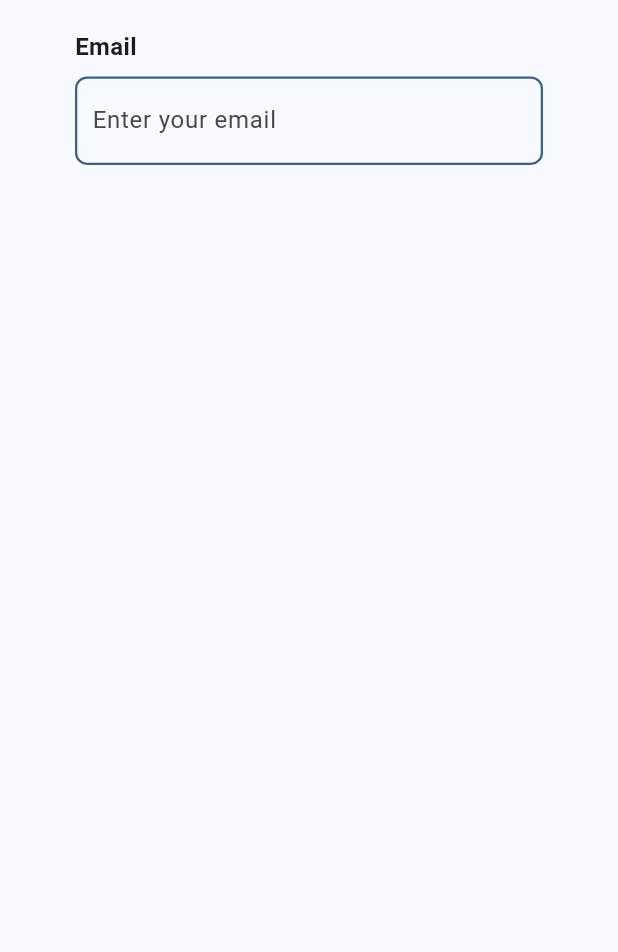
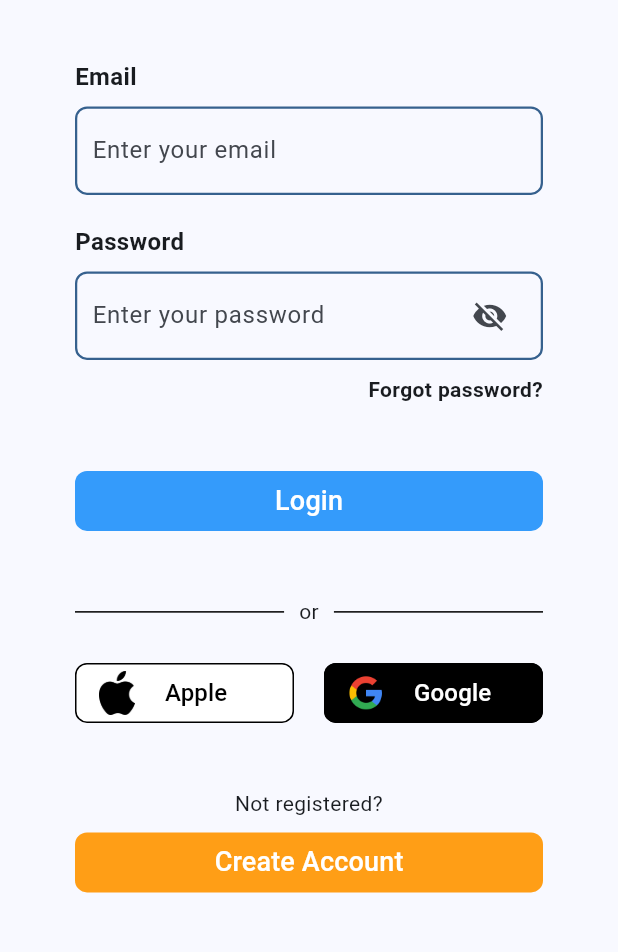
Before and after one commit to amarosv/SongSwipe, a Flutter app: the screen it shows after launch, after a tap on "Login", on a phone screen of 412 x 824 dp, the part 232-1184 px from its top. Run offline on Flutter 3.47's test engine with Material 3 defaults, Android fonts, the phone set to English and light mode, and no system bars; our stand-ins replace flutter_riverpod, go_router, shared_preferences; generated files the repository leaves out were written again.

Commit message:
UI del login hecho

```diff
--- a/lib/config/languages/app_en.arb
+++ b/lib/config/languages/app_en.arb
@@ -11,5 +11,7 @@
     "login": "login",
     "spanish": "spanish",
     "english": "english",
-    "italian": "italian"
+    "italian": "italian",
+    "forgot_password": "forgot password?",
+    "not_registered": "not registered?"
 }
--- a/lib/config/languages/app_es.arb
+++ b/lib/config/languages/app_es.arb
@@ -11,5 +11,7 @@
     "login": "iniciar sesión",
     "spanish": "español",
     "english": "inglés",
-    "italian": "italiano"
+    "italian": "italiano",
+    "forgot_password": "recuperar contraseña",
+    "not_registered": "no tengo cuenta"
 }
--- a/lib/config/languages/app_it.arb
+++ b/lib/config/languages/app_it.arb
@@ -11,5 +11,7 @@
     "login": "login",
     "spanish": "spagnolo",
     "english": "inglese",
-    "italian": "italiano"
+    "italian": "italiano",
+    "forgot_password": "ha dimenticato la password?",
+    "not_registered": "non registrato?"
 }
--- a/lib/presentation/views/login_view.dart
+++ b/lib/presentation/views/login_view.dart
@@ -1,8 +1,8 @@
 import 'package:flutter/material.dart';
 import 'package:flutter_gen/gen_l10n/app_localizations.dart';
+import 'package:go_router/go_router.dart';
 import 'package:songswipe/helpers/export_helpers.dart';
 import 'package:songswipe/presentation/widgets/export_widgets.dart';
-
 
 class LoginView extends StatefulWidget {
   // Función para cambiar el lenguaje
@@ -38,11 +38,13 @@ class _LoginViewState extends State<LoginView> {
     super.dispose();
   }
 
-
   @override
   Widget build(BuildContext context) {
     // Constante que almacena la localización de la app
     final localization = AppLocalizations.of(context)!;
+
+    final size = MediaQuery.of(context).size;
+    final width = size.width;
 
     return Scaffold(
       body: SafeArea(
@@ -50,7 +52,9 @@ class _LoginViewState extends State<LoginView> {
           child: Column(
             children: [
               // Dropdown para los idiomas
-              CustomDropdownLanguage(onChangeLanguage: widget.onChangeLanguage,),
+              CustomDropdownLanguage(
+                onChangeLanguage: widget.onChangeLanguage,
+              ),
 
               const SizedBox(height: 10),
 
@@ -63,17 +67,113 @@ class _LoginViewState extends State<LoginView> {
                 ),
               ),
 
-              const SizedBox(height: 20),
+              const SizedBox(height: 40),
 
               // CustomTextField para el email
               CustomTextfield(
-                title: capitalizeFirstLetter(
-                    text: localization.email),
+                title: capitalizeFirstLetter(text: localization.email),
+                padding: EdgeInsets.symmetric(horizontal: 50),
+                placeholder:
+                    capitalizeFirstLetter(text: localization.email_placeholder),
+                textEditingController: emailController,
+              ),
+
+              const SizedBox(height: 20),
+
+              // CustomTextField para la contraseña
+              CustomTextfield(
+                title: capitalizeFirstLetter(text: localization.password),
                 padding: EdgeInsets.symmetric(horizontal: 50),
                 placeholder: capitalizeFirstLetter(
-                    text: localization.email_placeholder),
-                textEditingController: emailController,
+                    text: localization.password_placeholder),
+                textEditingController: passwordController,
+                isPassword: true,
               ),
+
+              const SizedBox(height: 10),
+
+              // Texto para recuperar contraseña
+              Padding(
+                padding: const EdgeInsets.symmetric(horizontal: 50),
+                child: SizedBox(
+                  width: width,
+                  child: Text(
+                    capitalizeFirstLetter(text: localization.forgot_password),
+                    textAlign: TextAlign.end,
+                    style: TextStyle(fontSize: 14, fontWeight: FontWeight.bold),
+                  ),
+                ),
+              ),
+
+              const SizedBox(
+                height: 40,
+              ),
+
+              CustomButton(
+                  backgroundColor: Color(0xFF349BFB),
+                  onPressed: () {},
+                  text: capitalizeFirstLetter(text: localization.login)),
+
+              const SizedBox(height: 40),
+
+              // Separación
+              SeparateSections(),
+
+              const SizedBox(
+                height: 20,
+              ),
+
+              // Iniciar sesión con proovedores
+              Padding(
+                padding: const EdgeInsets.symmetric(horizontal: 50),
+                child: Row(
+                  spacing: 20,
+                  children: [
+                    Expanded(
+                      child: CustomSocialButton(
+                        backgroundColor: Colors.white,
+                        onPressed: () {},
+                        text: 'Apple',
+                        borderColor: Colors.black,
+                        imagePath: 'assets/images/social/apple.png',
+                      ),
+                    ),
+                    Expanded(
+                      child: CustomSocialButton(
+                        backgroundColor: Colors.black,
+                        onPressed: () {},
+                        textStyle: TextStyle(fontSize: 16, color: Colors.white),
+                        text: 'Google',
+                        borderColor: Colors.black,
+                        imagePath: 'assets/images/social/google.png',
+                      ),
+                    ),
+                  ],
+                ),
+              ),
+
+              const SizedBox(
+                height: 40,
+              ),
+
+              // Crear cuenta
+              SizedBox(
+                width: width,
+                child: Text(
+                  capitalizeFirstLetter(text: localization.not_registered),
+                  textAlign: TextAlign.center,
+                ),
+              ),
+
+              const SizedBox(height: 5),
+
+              // Button para crear la cuenta
+              CustomButton(
+                  backgroundColor: Color(0xFFFF9E16),
+                  onPressed: () {
+                    context.go('/signup');
+                  },
+                  text: localization.create_account),
             ],
           ),
         ),
--- a/lib/presentation/views/signup_view.dart
+++ b/lib/presentation/views/signup_view.dart
@@ -167,7 +167,7 @@ class _SignUpViewState extends State<SignUpView> {
                   backgroundColor: Color(0xFF349BFB),
                   onPressed: () {
                     // Vamos al login
-                    context.push('/login');
+                    context.go('/login');
                   },
                   text: upperCaseAfterSpace(
                       text: localization.login))
```
